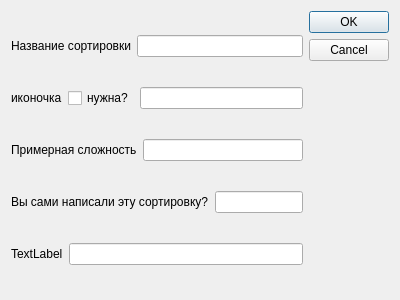
Qt form windows/time_calculate/more_one_sorting.ui (Sapfir0/ku_ti) before a commit.
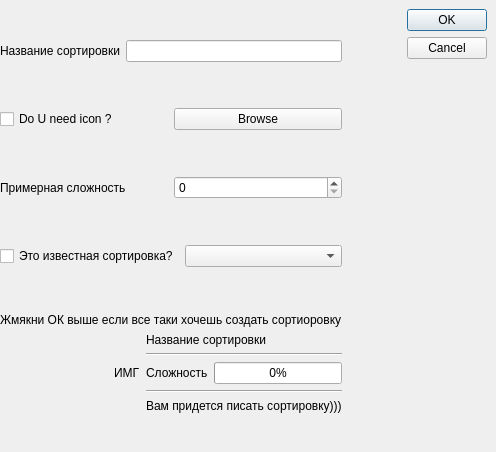
The same form after that commit.

Diff of the .ui file:
```diff
--- a/windows/time_calculate/more_one_sorting.ui
+++ b/windows/time_calculate/more_one_sorting.ui
@@ -6,106 +6,252 @@
    <rect>
     <x>0</x>
     <y>0</y>
-    <width>400</width>
-    <height>300</height>
+    <width>496</width>
+    <height>452</height>
    </rect>
   </property>
   <property name="windowTitle">
    <string>Dialog</string>
   </property>
-  <layout class="QGridLayout" name="gridLayout">
-   <item row="0" column="0">
+  <widget class="QDialogButtonBox" name="buttonBox">
+   <property name="geometry">
+    <rect>
+     <x>407</x>
+     <y>9</y>
+     <width>80</width>
+     <height>56</height>
+    </rect>
+   </property>
+   <property name="orientation">
+    <enum>Qt::Vertical</enum>
+   </property>
+   <property name="standardButtons">
+    <set>QDialogButtonBox::Cancel|QDialogButtonBox::Ok</set>
+   </property>
+  </widget>
+  <widget class="QWidget" name="">
     <layout class="QVBoxLayout" name="verticalLayout">
+    <item>
+     <spacer name="verticalSpacer_2">
+      <property name="orientation">
+       <enum>Qt::Vertical</enum>
+      </property>
+      <property name="sizeHint" stdset="0">
+       <size>
+        <width>20</width>
+        <height>40</height>
+       </size>
+      </property>
+     </spacer>
+    </item>
      <item>
       <layout class="QHBoxLayout" name="horizontalLayout">
        <item>
-        <widget class="QLabel" name="label">
+       <widget class="QLabel" name="title_lab">
          <property name="text">
           <string>Название сортировки</string>
          </property>
         </widget>
        </item>
        <item>
-        <widget class="QLineEdit" name="lineEdit"/>
+       <widget class="QLineEdit" name="title_user"/>
        </item>
       </layout>
      </item>
+    <item>
+     <spacer name="verticalSpacer">
+      <property name="orientation">
+       <enum>Qt::Vertical</enum>
+      </property>
+      <property name="sizeHint" stdset="0">
+       <size>
+        <width>20</width>
+        <height>40</height>
+       </size>
+      </property>
+     </spacer>
+    </item>
      <item>
       <layout class="QHBoxLayout" name="horizontalLayout_2">
        <item>
-        <widget class="QLabel" name="label_2">
+       <widget class="QCheckBox" name="iconOrNo">
          <property name="text">
-          <string>иконочка</string>
+         <string>Do U need icon ?</string>
          </property>
         </widget>
        </item>
        <item>
-        <widget class="QCheckBox" name="checkBox">
+       <widget class="QPushButton" name="browse">
          <property name="text">
-          <string>нужна?</string>
+         <string>Browse</string>
          </property>
         </widget>
        </item>
-       <item>
-        <widget class="QLineEdit" name="lineEdit_2"/>
-       </item>
-      </layout>
-     </item>
+     </layout>
+    </item>
+    <item>
+     <spacer name="verticalSpacer_3">
+      <property name="orientation">
+       <enum>Qt::Vertical</enum>
+      </property>
+      <property name="sizeHint" stdset="0">
+       <size>
+        <width>20</width>
+        <height>40</height>
+       </size>
+      </property>
+     </spacer>
+    </item>
      <item>
       <layout class="QHBoxLayout" name="horizontalLayout_3">
        <item>
-        <widget class="QLabel" name="label_3">
+       <widget class="QLabel" name="diff_l">
          <property name="text">
           <string>Примерная сложность</string>
          </property>
         </widget>
        </item>
        <item>
-        <widget class="QLineEdit" name="lineEdit_3"/>
+       <widget class="QSpinBox" name="diff_spin"/>
        </item>
       </layout>
      </item>
+    <item>
+     <spacer name="verticalSpacer_4">
+      <property name="orientation">
+       <enum>Qt::Vertical</enum>
+      </property>
+      <property name="sizeHint" stdset="0">
+       <size>
+        <width>20</width>
+        <height>40</height>
+       </size>
+      </property>
+     </spacer>
+    </item>
      <item>
       <layout class="QHBoxLayout" name="horizontalLayout_4">
        <item>
-        <widget class="QLabel" name="label_4">
+       <widget class="QCheckBox" name="popular_sort">
          <property name="text">
-          <string>Вы сами написали эту сортировку?</string>
+         <string>Это известная сортировка?</string>
          </property>
         </widget>
        </item>
        <item>
-        <widget class="QLineEdit" name="lineEdit_4"/>
+       <widget class="QComboBox" name="change_sort_combo"/>
        </item>
       </layout>
      </item>
+    <item>
+     <spacer name="verticalSpacer_5">
+      <property name="orientation">
+       <enum>Qt::Vertical</enum>
+      </property>
+      <property name="sizeHint" stdset="0">
+       <size>
+        <width>20</width>
+        <height>40</height>
+       </size>
+      </property>
+     </spacer>
+    </item>
      <item>
       <layout class="QHBoxLayout" name="horizontalLayout_5">
        <item>
         <widget class="QLabel" name="label_5">
          <property name="text">
-          <string>TextLabel</string>
+         <string>Жмякни ОК выше если все таки хочешь создать сортиоровку</string>
          </property>
         </widget>
        </item>
+     </layout>
+    </item>
        <item>
-        <widget class="QLineEdit" name="lineEdit_5"/>
-       </item>
-      </layout>
-     </item>
-    </layout>
-   </item>
-   <item row="0" column="1">
-    <widget class="QDialogButtonBox" name="buttonBox">
+     <layout class="QHBoxLayout" name="horizontalLayout_6">
+      <item>
+       <spacer name="horizontalSpacer">
+        <property name="orientation">
+         <enum>Qt::Horizontal</enum>
+        </property>
+        <property name="sizeHint" stdset="0">
+         <size>
+          <width>40</width>
+          <height>20</height>
+         </size>
+        </property>
+       </spacer>
+      </item>
+      <item>
+       <widget class="QLabel" name="img_fin">
+        <property name="maximumSize">
+         <size>
+          <width>100</width>
+          <height>100</height>
+         </size>
+        </property>
+        <property name="text">
+         <string>ИМГ</string>
+        </property>
+       </widget>
+      </item>
+      <item>
+       <layout class="QVBoxLayout" name="verticalLayout_2">
+        <item>
+         <widget class="QLabel" name="Name_of_sort_fin">
+          <property name="text">
+           <string>Название сортировки</string>
+          </property>
+         </widget>
+        </item>
+        <item>
+         <widget class="Line" name="line">
+          <property name="orientation">
+           <enum>Qt::Horizontal</enum>
+          </property>
+         </widget>
+        </item>
+        <item>
+         <layout class="QHBoxLayout" name="horizontalLayout_7">
+          <item>
+           <widget class="QLabel" name="diff_fin">
+            <property name="text">
+             <string>Сложность</string>
+            </property>
+           </widget>
+          </item>
+          <item>
+           <widget class="QProgressBar" name="progressBar">
+            <property name="maximum">
+             <number>100</number>
+            </property>
+            <property name="value">
+             <number>0</number>
+            </property>
+           </widget>
+          </item>
+         </layout>
+        </item>
+        <item>
+         <widget class="Line" name="line_2">
      <property name="orientation">
-      <enum>Qt::Vertical</enum>
-     </property>
-     <property name="standardButtons">
-      <set>QDialogButtonBox::Cancel|QDialogButtonBox::Ok</set>
+           <enum>Qt::Horizontal</enum>
+          </property>
+         </widget>
+        </item>
+        <item>
+         <widget class="QLabel" name="Razocharovanie">
+          <property name="text">
+           <string>Вам придется писать сортировку)))</string>
      </property>
     </widget>
    </item>
   </layout>
+      </item>
+     </layout>
+    </item>
+   </layout>
+  </widget>
  </widget>
  <resources/>
  <connections>
```
Lines whose indentation alone changed are shown as unchanged.
